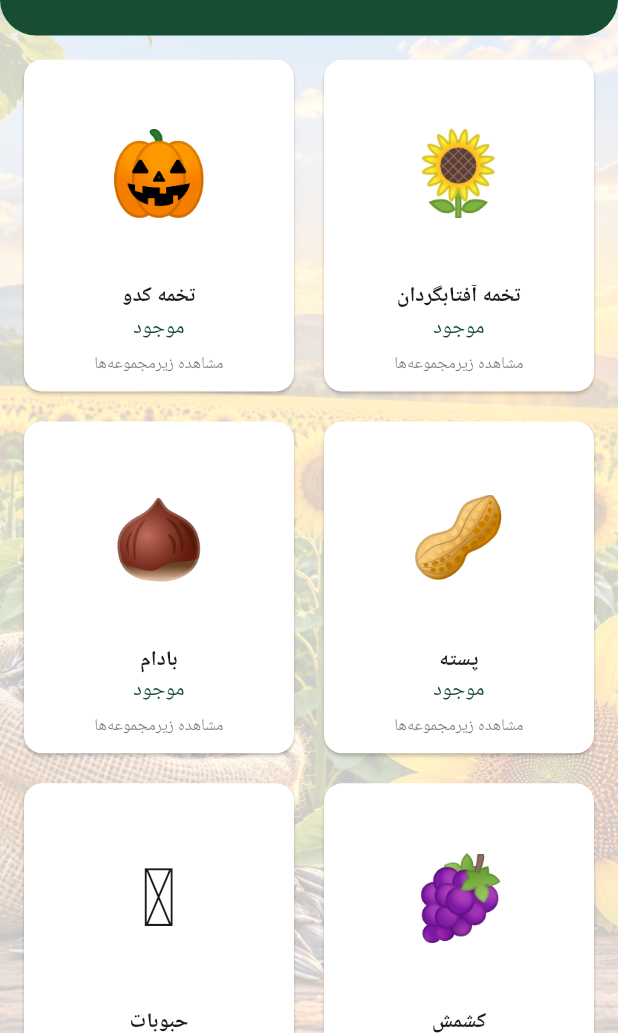
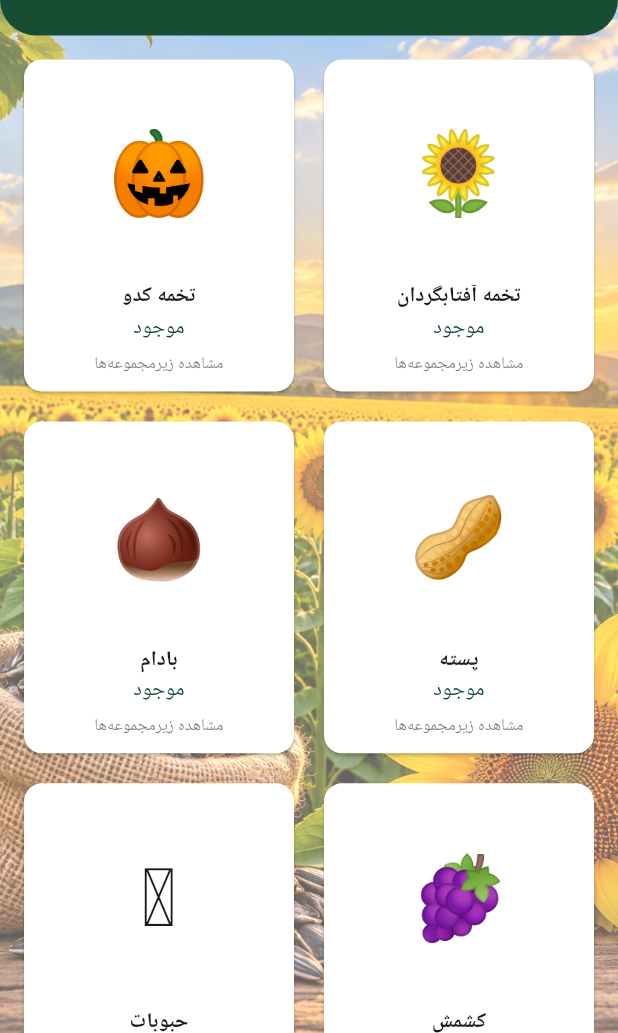
Before and after one commit to setare1402/tokhmeh-bijar, a Flutter app: the screen it shows after launch, on a phone screen of 412 x 824 dp, the part 203-1236 px from its top. Run offline on Flutter 3.47's test engine with Material 3 defaults, Android fonts, the phone set to English and light mode, and no system bars; our stand-ins replace image_picker, shared_preferences.

Commit message:
Update main.dart

```diff
--- a/lib/main.dart
+++ b/lib/main.dart
@@ -267,7 +267,7 @@ class TokhmehBijarApp extends StatelessWidget {
                   Container(color: pageBg),
             ),
             Container(
-              color: const Color.fromRGBO(255, 255, 255, 0.78),
+              color: const Color.fromRGBO(255, 255, 255, 0.38),
             ),
             child ?? const SizedBox.shrink(),
           ],
```
